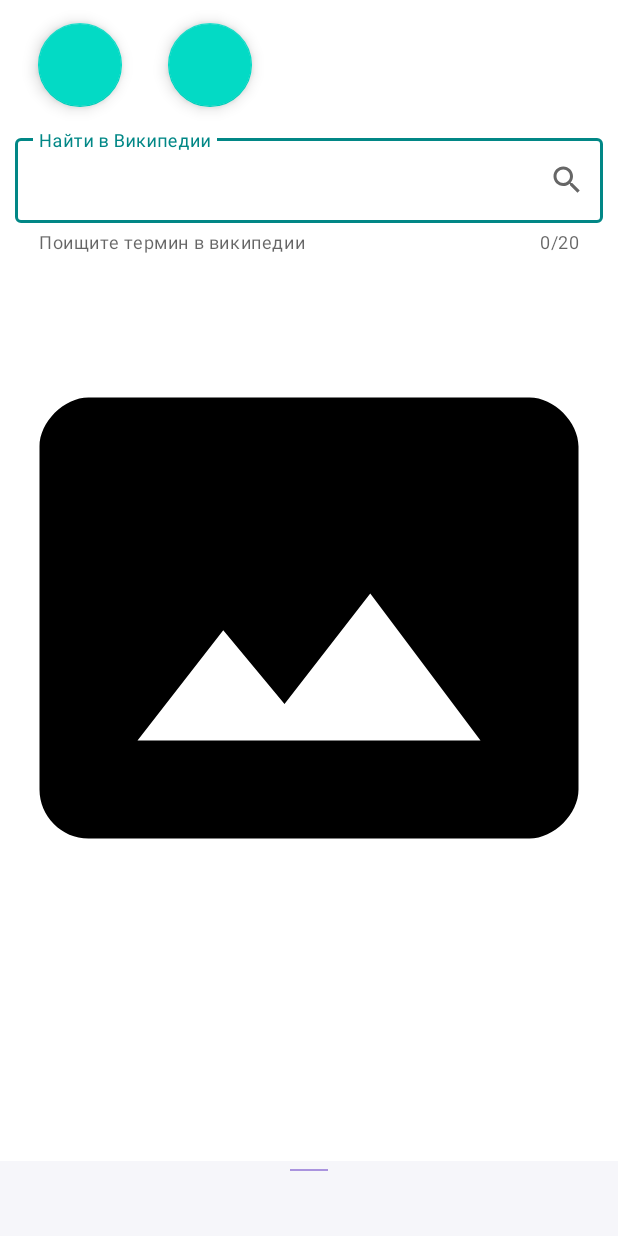
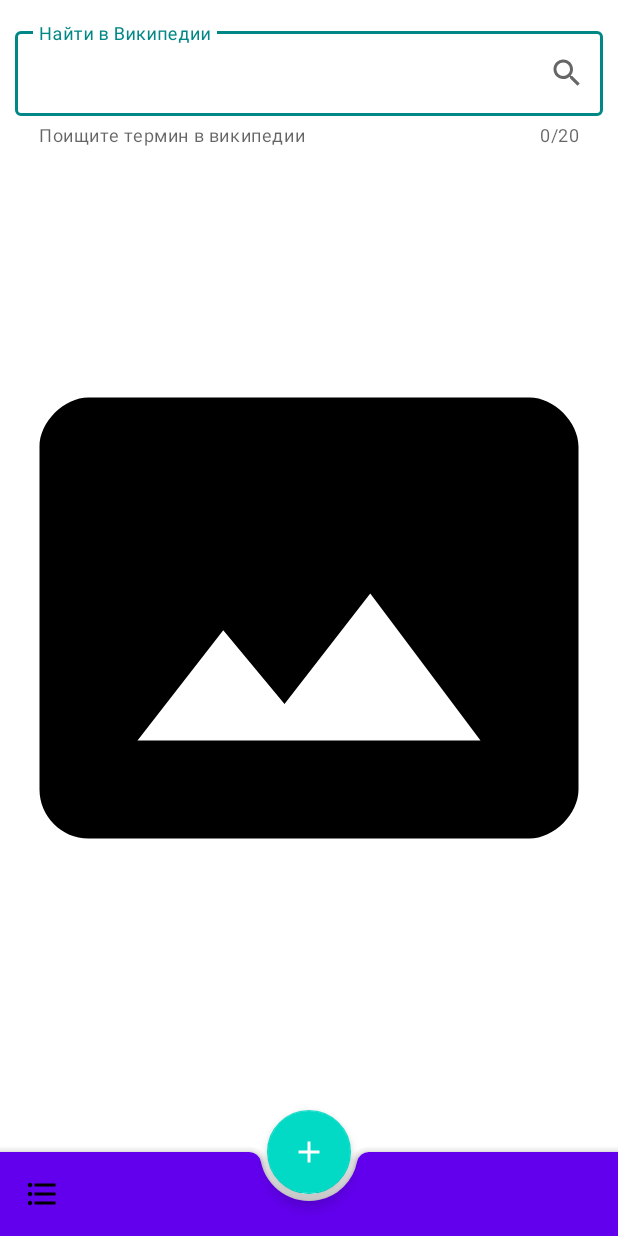
Before and after one commit to TimurAbyzbaev/nasaApp, an Android app: the layout fragment_main.xml on its own in the app's theme, with its tools: preview values and no code run, on a phone screen of 412 x 824 dp. Run offline under Robolectric (Android 15) with nearby library versions, the phone set to English and light mode, and no system bars.

Commit message:
BottomNavigationDrawer added

```diff
--- /dev/null
+++ b/app/src/main/res/drawable/ic_archive.xml
@@ -0,0 +1,5 @@
+<vector android:height="24dp" android:tint="#000000"
+    android:viewportHeight="24" android:viewportWidth="24"
+    android:width="24dp" xmlns:android="http://schemas.android.com/apk/res/android">
+    <path android:fillColor="@android:color/white" android:pathData="M10,8L8,8v4L4,12v2h4v4h2v-4h4v-2h-4zM14.5,6.08L14.5,7.9l2.5,-0.5L17,18h2L19,5z"/>
+</vector>
--- /dev/null
+++ b/app/src/main/res/drawable/ic_back_fab.xml
@@ -0,0 +1,5 @@
+<vector android:autoMirrored="true" android:height="24dp"
+    android:tint="#000000" android:viewportHeight="24"
+    android:viewportWidth="24" android:width="24dp" xmlns:android="http://schemas.android.com/apk/res/android">
+    <path android:fillColor="@android:color/white" android:pathData="M20,11H7.83l5.59,-5.59L12,4l-8,8 8,8 1.41,-1.41L7.83,13H20v-2z"/>
+</vector>
--- /dev/null
+++ b/app/src/main/res/drawable/ic_favourite_menu.xml
@@ -0,0 +1,5 @@
+<vector android:height="24dp" android:tint="#000000"
+    android:viewportHeight="24" android:viewportWidth="24"
+    android:width="24dp" xmlns:android="http://schemas.android.com/apk/res/android">
+    <path android:fillColor="@android:color/white" android:pathData="M16.5,3c-1.74,0 -3.41,0.81 -4.5,2.09C10.91,3.81 9.24,3 7.5,3 4.42,3 2,5.42 2,8.5c0,3.78 3.4,6.86 8.55,11.54L12,21.35l1.45,-1.32C18.6,15.36 22,12.28 22,8.5 22,5.42 19.58,3 16.5,3zM12.1,18.55l-0.1,0.1 -0.1,-0.1C7.14,14.24 4,11.39 4,8.5 4,6.5 5.5,5 7.5,5c1.54,0 3.04,0.99 3.57,2.36h1.87C13.46,5.99 14.96,5 16.5,5c2,0 3.5,1.5 3.5,3.5 0,2.89 -3.14,5.74 -7.9,10.05z"/>
+</vector>
--- /dev/null
+++ b/app/src/main/res/drawable/ic_hamburger_menu_bottom_bar.xml
@@ -0,0 +1,5 @@
+<vector android:height="24dp" android:tint="#000000"
+    android:viewportHeight="24" android:viewportWidth="24"
+    android:width="24dp" xmlns:android="http://schemas.android.com/apk/res/android">
+    <path android:fillColor="@android:color/white" android:pathData="M4,10.5c-0.83,0 -1.5,0.67 -1.5,1.5s0.67,1.5 1.5,1.5 1.5,-0.67 1.5,-1.5 -0.67,-1.5 -1.5,-1.5zM4,4.5c-0.83,0 -1.5,0.67 -1.5,1.5S3.17,7.5 4,7.5 5.5,6.83 5.5,6 4.83,4.5 4,4.5zM4,16.5c-0.83,0 -1.5,0.68 -1.5,1.5s0.68,1.5 1.5,1.5 1.5,-0.68 1.5,-1.5 -0.67,-1.5 -1.5,-1.5zM7,19h14v-2L7,17v2zM7,13h14v-2L7,11v2zM7,5v2h14L21,5L7,5z"/>
+</vector>
--- /dev/null
+++ b/app/src/main/res/drawable/ic_plus_fab.xml
@@ -0,0 +1,5 @@
+<vector android:height="24dp" android:tint="#000000"
+    android:viewportHeight="24" android:viewportWidth="24"
+    android:width="24dp" xmlns:android="http://schemas.android.com/apk/res/android">
+    <path android:fillColor="@android:color/white" android:pathData="M19,13h-6v6h-2v-6H5v-2h6V5h2v6h6v2z"/>
+</vector>
--- /dev/null
+++ b/app/src/main/res/drawable/ic_search.xml
@@ -0,0 +1,5 @@
+<vector android:height="24dp" android:tint="#000000"
+    android:viewportHeight="24" android:viewportWidth="24"
+    android:width="24dp" xmlns:android="http://schemas.android.com/apk/res/android">
+    <path android:fillColor="@android:color/white" android:pathData="M15.5,14h-0.79l-0.28,-0.27C15.41,12.59 16,11.11 16,9.5 16,5.91 13.09,3 9.5,3S3,5.91 3,9.5 5.91,16 9.5,16c1.61,0 3.09,-0.59 4.23,-1.57l0.27,0.28v0.79l5,4.99L20.49,19l-4.99,-5zM9.5,14C7.01,14 5,11.99 5,9.5S7.01,5 9.5,5 14,7.01 14,9.5 11.99,14 9.5,14z"/>
+</vector>
--- /dev/null
+++ b/app/src/main/res/drawable/ic_send.xml
@@ -0,0 +1,5 @@
+<vector android:height="24dp" android:tint="#000000"
+    android:viewportHeight="24" android:viewportWidth="24"
+    android:width="24dp" xmlns:android="http://schemas.android.com/apk/res/android">
+    <path android:fillColor="@android:color/white" android:pathData="M16.05,16.29l2.86,-3.07c0.38,-0.39 0.72,-0.79 1.04,-1.18 0.32,-0.39 0.59,-0.78 0.82,-1.17 0.23,-0.39 0.41,-0.78 0.54,-1.17 0.13,-0.39 0.19,-0.79 0.19,-1.18 0,-0.53 -0.09,-1.02 -0.27,-1.46 -0.18,-0.44 -0.44,-0.81 -0.78,-1.11 -0.34,-0.31 -0.77,-0.54 -1.26,-0.71 -0.51,-0.16 -1.08,-0.24 -1.72,-0.24 -0.69,0 -1.31,0.11 -1.85,0.32 -0.54,0.21 -1,0.51 -1.36,0.88 -0.37,0.37 -0.65,0.8 -0.84,1.3 -0.18,0.47 -0.27,0.97 -0.28,1.5h2.14c0.01,-0.31 0.05,-0.6 0.13,-0.87 0.09,-0.29 0.23,-0.54 0.4,-0.75 0.18,-0.21 0.41,-0.37 0.68,-0.49 0.27,-0.12 0.6,-0.18 0.96,-0.18 0.31,0 0.58,0.05 0.81,0.15 0.23,0.1 0.43,0.25 0.59,0.43 0.16,0.18 0.28,0.4 0.37,0.65 0.08,0.25 0.13,0.52 0.13,0.81 0,0.22 -0.03,0.43 -0.08,0.65 -0.06,0.22 -0.15,0.45 -0.29,0.7 -0.14,0.25 -0.32,0.53 -0.56,0.83 -0.23,0.3 -0.52,0.65 -0.88,1.03l-4.17,4.55V18H22v-1.71h-5.95zM8,7H6v4H2v2h4v4h2v-4h4v-2H8V7z"/>
+</vector>
--- /dev/null
+++ b/app/src/main/res/drawable/ic_settings_menu.xml
@@ -0,0 +1,5 @@
+<vector android:height="24dp" android:tint="#000000"
+    android:viewportHeight="24" android:viewportWidth="24"
+    android:width="24dp" xmlns:android="http://schemas.android.com/apk/res/android">
+    <path android:fillColor="@android:color/white" android:pathData="M19.14,12.94c0.04,-0.3 0.06,-0.61 0.06,-0.94c0,-0.32 -0.02,-0.64 -0.07,-0.94l2.03,-1.58c0.18,-0.14 0.23,-0.41 0.12,-0.61l-1.92,-3.32c-0.12,-0.22 -0.37,-0.29 -0.59,-0.22l-2.39,0.96c-0.5,-0.38 -1.03,-0.7 -1.62,-0.94L14.4,2.81c-0.04,-0.24 -0.24,-0.41 -0.48,-0.41h-3.84c-0.24,0 -0.43,0.17 -0.47,0.41L9.25,5.35C8.66,5.59 8.12,5.92 7.63,6.29L5.24,5.33c-0.22,-0.08 -0.47,0 -0.59,0.22L2.74,8.87C2.62,9.08 2.66,9.34 2.86,9.48l2.03,1.58C4.84,11.36 4.8,11.69 4.8,12s0.02,0.64 0.07,0.94l-2.03,1.58c-0.18,0.14 -0.23,0.41 -0.12,0.61l1.92,3.32c0.12,0.22 0.37,0.29 0.59,0.22l2.39,-0.96c0.5,0.38 1.03,0.7 1.62,0.94l0.36,2.54c0.05,0.24 0.24,0.41 0.48,0.41h3.84c0.24,0 0.44,-0.17 0.47,-0.41l0.36,-2.54c0.59,-0.24 1.13,-0.56 1.62,-0.94l2.39,0.96c0.22,0.08 0.47,0 0.59,-0.22l1.92,-3.32c0.12,-0.22 0.07,-0.47 -0.12,-0.61L19.14,12.94zM12,15.6c-1.98,0 -3.6,-1.62 -3.6,-3.6s1.62,-3.6 3.6,-3.6s3.6,1.62 3.6,3.6S13.98,15.6 12,15.6z"/>
+</vector>
--- a/app/src/main/res/layout/bottom_sheet_dialog.xml
+++ b/app/src/main/res/layout/bottom_sheet_dialog.xml
@@ -9,6 +9,7 @@
     android:background="#f6f6fa"
     app:behavior_hideable="true"
     app:behavior_peekHeight="50dp"
+    android:visibility="gone"
     app:layout_behavior="com.google.android.material.bottomsheet.BottomSheetBehavior">
     <View
         android:id="@+id/bottomSheetLine"
--- a/app/src/main/res/layout/fragment_main.xml
+++ b/app/src/main/res/layout/fragment_main.xml
@@ -4,6 +4,10 @@
     xmlns:tools="http://schemas.android.com/tools"
     android:layout_width="match_parent"
     android:layout_height="match_parent">
+
+    <include
+        android:id="@+id/loading"
+        layout="@layout/loading_layout" />
 
     <androidx.constraintlayout.widget.ConstraintLayout
         android:id="@+id/main"
@@ -19,6 +23,7 @@
             android:layout_height="wrap_content"
             android:hint="@string/search_wiki"
             app:counterEnabled="true"
+            android:layout_marginTop="15dp"
             app:counterMaxLength="20"
             app:endIconCheckable="true"
             app:endIconDrawable="@drawable/ic_baseline_search_24"
@@ -26,7 +31,7 @@
             app:helperText="@string/wiki_helper_text"
             app:layout_constraintEnd_toEndOf="parent"
             app:layout_constraintStart_toStartOf="parent"
-            app:layout_constraintTop_toBottomOf="@+id/themeButtonsLayout">
+            app:layout_constraintTop_toTopOf="parent">
 
             <com.google.android.material.textfield.TextInputEditText
                 android:id="@+id/input_edit_text"
@@ -45,42 +50,31 @@
             app:layout_constraintStart_toStartOf="parent"
             app:layout_constraintTop_toTopOf="parent"
             app:srcCompat="@drawable/ic_no_photo_vector" />
-        <LinearLayout
-            android:layout_width="match_parent"
-            android:layout_height="wrap_content"
-            android:id="@+id/themeButtonsLayout"
-            android:orientation="horizontal"
-            app:layout_constraintTop_toTopOf="parent">
 
-            <com.google.android.material.floatingactionbutton.FloatingActionButton
-                android:id="@+id/buttonThm1"
-                android:layout_width="wrap_content"
-                android:layout_height="wrap_content"
-                android:layout_margin="@dimen/default_margin"
-                android:layout_marginLeft="60dp"
-                android:layout_weight="1"
-                android:contentDescription="@string/change_theme"
-                android:text="@string/Button1" />
-
-            <com.google.android.material.floatingactionbutton.FloatingActionButton
-                android:id="@+id/buttonThm2"
-                android:layout_width="wrap_content"
-                android:layout_height="wrap_content"
-                android:layout_margin="@dimen/default_margin"
-                android:layout_weight="6"
-                android:contentDescription="@string/change_theme"
-                android:text="@string/Button2" />
+    </androidx.constraintlayout.widget.ConstraintLayout>
 
 
 
-        </LinearLayout>
+    <com.google.android.material.bottomappbar.BottomAppBar
+        android:id="@+id/bottom_app_bar"
+        android:layout_width="match_parent"
+        android:layout_height="wrap_content"
+        android:layout_gravity="bottom"
+        app:backgroundTint="@color/colorPrimary"
+        app:fabAlignmentMode="center"
+        app:navigationIcon="@drawable/ic_hamburger_menu_bottom_bar"
+        app:hideOnScroll="true"
+        app:layout_scrollFlags="scroll|enterAlways"/>
+    <com.google.android.material.floatingactionbutton.FloatingActionButton
+        android:id="@+id/fab"
+        android:layout_width="wrap_content"
+        android:layout_height="wrap_content"
+        android:backgroundTint="@color/colorAccent"
+        app:layout_anchor="@id/bottom_app_bar"
+        app:srcCompat="@drawable/ic_plus_fab"
+        app:tint="#FFFFFF" />
+
+    <include layout="@layout/bottom_sheet_dialog" />
 
 
-
-    </androidx.constraintlayout.widget.ConstraintLayout>
-
-    <include layout="@layout/bottom_sheet_dialog" />
-    <include layout="@layout/loading_layout"
-        android:id="@+id/loading"/>
-
 </androidx.coordinatorlayout.widget.CoordinatorLayout>
--- a/app/src/main/res/values/themes.xml
+++ b/app/src/main/res/values/themes.xml
@@ -1,6 +1,6 @@
 <resources xmlns:tools="http://schemas.android.com/tools">
     <!-- Base application theme. -->
-    <style name="Theme.NasaApp" parent="Theme.MaterialComponents.DayNight.DarkActionBar">
+    <style name="Theme.NasaApp" parent="Theme.MaterialComponents.DayNight.NoActionBar">
         <!-- Primary brand color. -->
         <item name="colorPrimary">@color/teal_700</item>
         <item name="colorPrimaryVariant">@color/purple_700</item>
```
Also changed, not shown: app/src/main/java/ru/abyzbaev/nasaapp/BottomNavigationDrawerFragment.kt (added, +37 -0 lines), app/src/main/java/ru/abyzbaev/nasaapp/ui/main/PictureOfTheDayFragment.kt (+74 -25 lines), app/src/main/res/layout/bottom_navigation_layout.xml (added, +18 -0 lines), app/src/main/res/menu/menu_bottom_bar.xml (added, +13 -0 lines), app/src/main/res/menu/menu_bottom_bar_other_screen.xml (added, +8 -0 lines), app/src/main/res/menu/menu_bottom_navigation.xml (added, +12 -0 lines).
